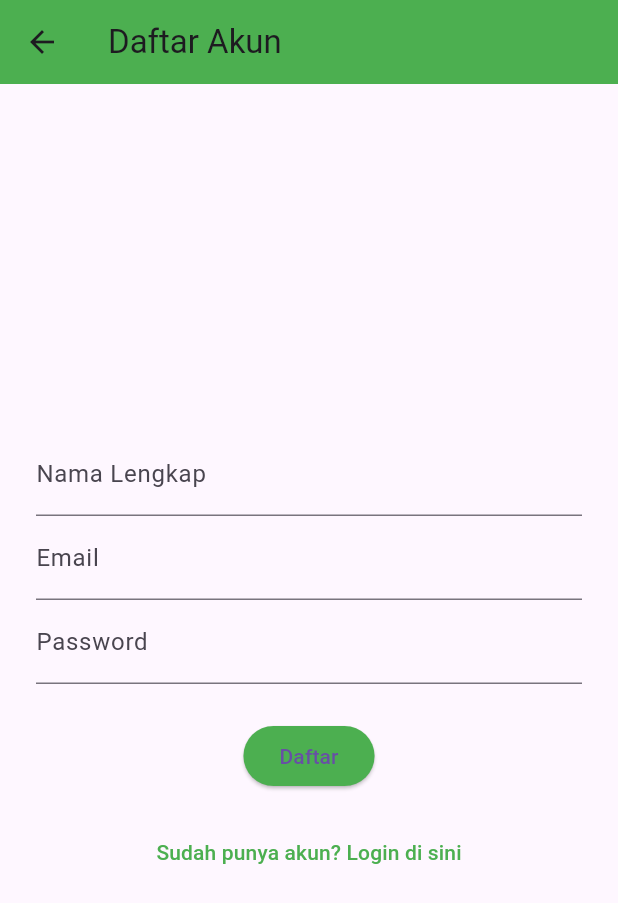
After one commit to finvalnnk14/pemob_sesi9, a Flutter app: the screen it shows after launch, after a tap on "Belum punya akun? Daftar di sini", on a phone screen of 412 x 824 dp. The commit adds this screen. Shown: the top 903 px of the screen. Run offline on Flutter 3.47's test engine with Material 3 defaults, Android fonts, the phone set to English and light mode, and no system bars; network calls fail.

Commit message:
fix & add register

```diff
--- a/lib/login.dart
+++ b/lib/login.dart
@@ -1,7 +1,7 @@
 import 'package:flutter/material.dart';
 import 'package:http/http.dart' as http;
 import 'dart:convert';
-
+import 'register.dart';
 import 'main.dart'; // Arahkan ke halaman utama Marketplace
 
 class LoginPage extends StatefulWidget {
@@ -21,7 +21,7 @@ class _LoginPageState extends State<LoginPage> {
 
     try {
       // Ganti IP ini dengan IP komputer server backend kamu
-      final url = Uri.parse('http://192.168.2.30:3004/api/login');
+      final url = Uri.parse('http://192.168.0.190:3000/api/login');
 
       final response = await http.post(
         url,
@@ -87,6 +87,19 @@ class _LoginPageState extends State<LoginPage> {
                       backgroundColor: Colors.green,
                     ),
                   ),
+                   const SizedBox(height: 16),
+            TextButton(
+              onPressed: () {
+                Navigator.push(
+                  context,
+                  MaterialPageRoute(builder: (context) => SignUpPage()),
+                );
+              },
+              child: Text(
+                "Belum punya akun? Daftar di sini",
+                style: TextStyle(color: Colors.green),
+              ),
+            ),
           ],
         ),
       ),
--- a/lib/main.dart
+++ b/lib/main.dart
@@ -1,6 +1,7 @@
 import 'package:flutter/material.dart';
 import 'pembayaran.dart'; // Import file pembayaran.dart
 import 'login.dart';
+import 'register.dart';
 
 void main() {
   runApp(MaterialApp(
--- /dev/null
+++ b/lib/register.dart
@@ -0,0 +1,108 @@
+import 'package:flutter/material.dart';
+import 'package:http/http.dart' as http;
+import 'dart:convert';
+
+class SignUpPage extends StatefulWidget {
+  @override
+  _SignUpPageState createState() => _SignUpPageState();
+}
+
+class _SignUpPageState extends State<SignUpPage> {
+  final _nameController = TextEditingController();
+  final _emailController = TextEditingController();
+  final _passwordController = TextEditingController();
+  bool _isLoading = false;
+
+  Future<void> _register() async {
+    setState(() => _isLoading = true);
+
+    final url = Uri.parse('http://192.168.2.30:3002/api/register'); // sesuaikan IP backend
+
+    try {
+      final response = await http.post(
+        url,
+        headers: {"Content-Type": "application/json"},
+        body: json.encode({
+          "name": _nameController.text.trim(),
+          "email": _emailController.text.trim(),
+          "password": _passwordController.text.trim(),
+        }),
+      );
+
+      setState(() => _isLoading = false);
+
+      if (response.statusCode == 200) {
+        final data = json.decode(response.body);
+
+        if (data['success'] == true) {
+          ScaffoldMessenger.of(context).showSnackBar(
+            SnackBar(content: Text('Registrasi berhasil. Selamat datang, ${data['user']['name']}!')),
+          );
+
+          Navigator.pop(context); // Kembali ke halaman login
+        } else {
+          ScaffoldMessenger.of(context).showSnackBar(
+            SnackBar(content: Text(data['message'] ?? 'Registrasi gagal')),
+          );
+        }
+      } else {
+        ScaffoldMessenger.of(context).showSnackBar(
+          SnackBar(content: Text('Terjadi kesalahan server')),
+        );
+      }
+    } catch (e) {
+      setState(() => _isLoading = false);
+      ScaffoldMessenger.of(context).showSnackBar(
+        SnackBar(content: Text('Terjadi kesalahan: $e')),
+      );
+    }
+  }
+
+  @override
+  Widget build(BuildContext context) {
+    return Scaffold(
+      appBar: AppBar(title: Text("Daftar Akun"), backgroundColor: Colors.green),
+      body: Padding(
+        padding: const EdgeInsets.all(24.0),
+        child: Column(
+          mainAxisAlignment: MainAxisAlignment.center,
+          children: [
+            TextField(
+              controller: _nameController,
+              decoration: InputDecoration(labelText: 'Nama Lengkap'),
+            ),
+            TextField(
+              controller: _emailController,
+              decoration: InputDecoration(labelText: 'Email'),
+            ),
+            TextField(
+              controller: _passwordController,
+              obscureText: true,
+              decoration: InputDecoration(labelText: 'Password'),
+            ),
+            const SizedBox(height: 24),
+            _isLoading
+                ? CircularProgressIndicator()
+                : ElevatedButton(
+                    onPressed: _register,
+                    child: Text('Daftar'),
+                    style: ElevatedButton.styleFrom(
+                      backgroundColor: Colors.green,
+                    ),
+                  ),
+            const SizedBox(height: 16),
+            TextButton(
+              onPressed: () {
+                Navigator.pop(context); // Kembali ke login
+              },
+              child: Text(
+                "Sudah punya akun? Login di sini",
+                style: TextStyle(color: Colors.green),
+              ),
+            ),
+          ],
+        ),
+      ),
+    );
+  }
+}
```
